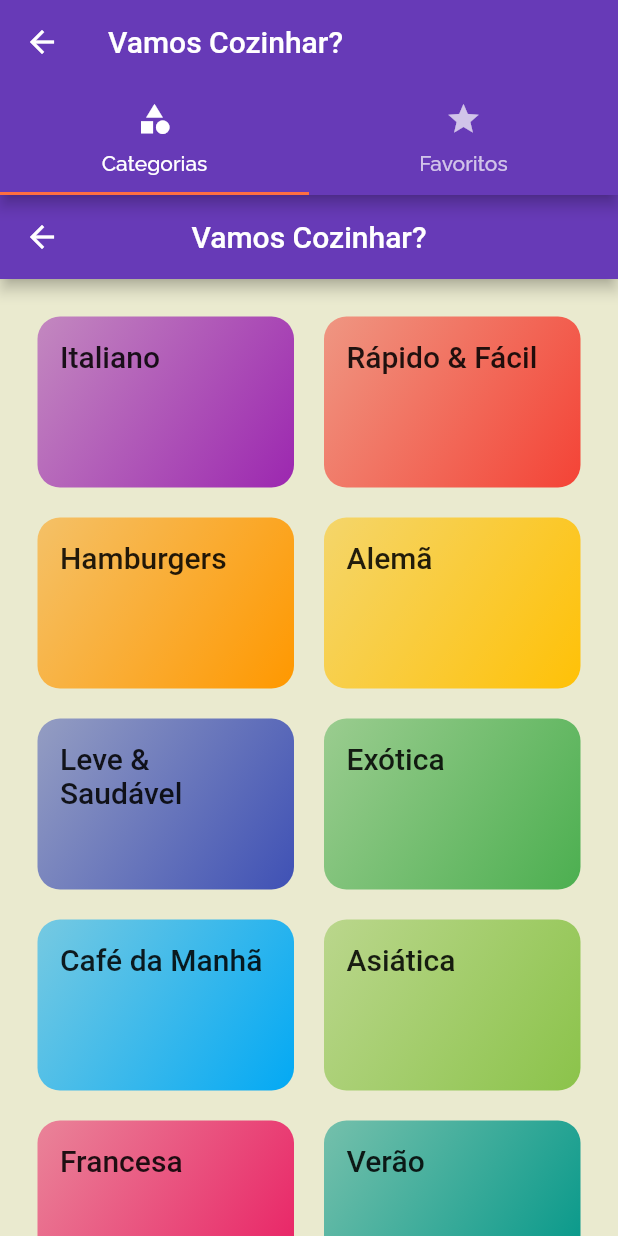
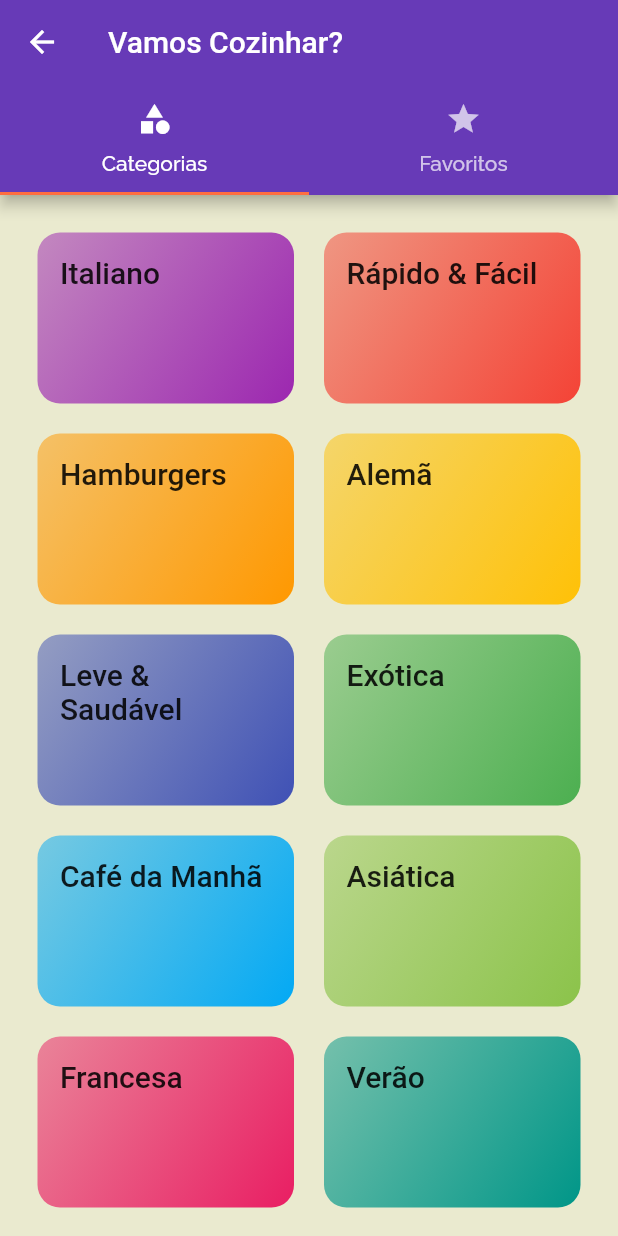
Before and after one commit to LucasWMedeiros/app_receitas, a Flutter app: the TabsScreen screen opened directly, on a phone screen of 412 x 824 dp. Run offline on Flutter 3.47's test engine with Material 2 defaults, Android fonts, the light colour scheme and no system bars; Roboto replaces fonts that are missing (RobotoCondensed).

Commit message:
adicionando a tabsScreen na tela inicial

```diff
--- a/lib/Screens/categories_screen.dart
+++ b/lib/Screens/categories_screen.dart
@@ -7,12 +7,7 @@ import 'package:flutter/material.dart';
 class CategoriesScreen extends StatelessWidget {
   @override
   Widget build(BuildContext context) {
-    return Scaffold(
-      appBar: AppBar(
-        title: Text('Vamos Cozinhar?'),
-        centerTitle: true,
-      ),
-      body: GridView(
+    return  GridView(
         padding: const EdgeInsets.all(25),
         gridDelegate: SliverGridDelegateWithMaxCrossAxisExtent(
           maxCrossAxisExtent: 200,
@@ -23,7 +18,6 @@ class CategoriesScreen extends StatelessWidget {
         children: DUMMY_CATEGORIES.map((cat) {
           return CategoryItem(cat);
         }).toList(),
-      ),
-    );
+      );
   }
 }
--- a/lib/main.dart
+++ b/lib/main.dart
@@ -3,6 +3,7 @@
 import 'package:app_receitas/Screens/categories_screen.dart';
 import 'package:app_receitas/Screens/categoris_meals_screen.dart';
 import 'package:app_receitas/Screens/meal_detail_screen.dart';
+import 'package:app_receitas/Screens/tabs_screen.dart';
 import 'package:app_receitas/utils/app_routes.dart';
 import 'package:flutter/cupertino.dart';
 import 'package:flutter/material.dart';
@@ -28,7 +29,7 @@ class MyApp extends StatelessWidget {
         )
       ),
       routes: {
-        AppRoutes.HOME: (ctx) => CategoriesScreen(),
+        AppRoutes.HOME: (ctx) => TabsScreen(),
         AppRoutes.CATEGORY_MEALS: (ctx) => CategoriesMealsScrean(),
         AppRoutes.MEAL_DETAIL: (ctx) => MealDetailScreen(),
       },
```
